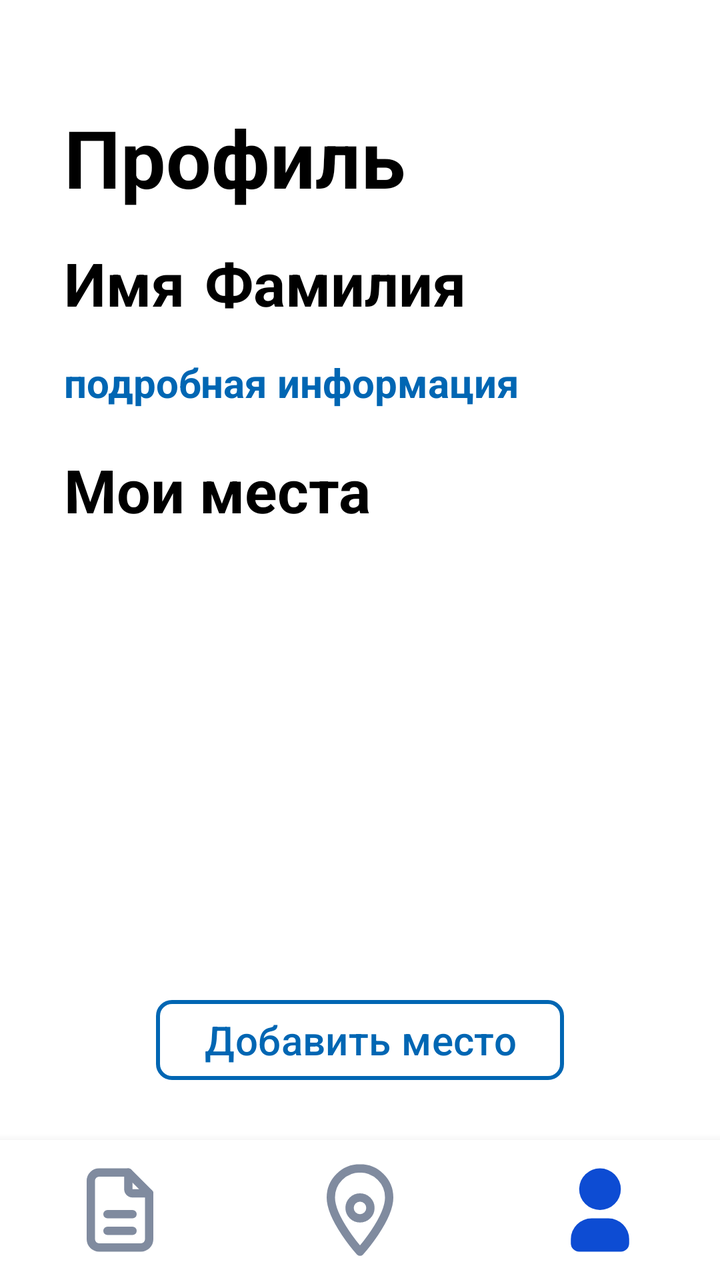
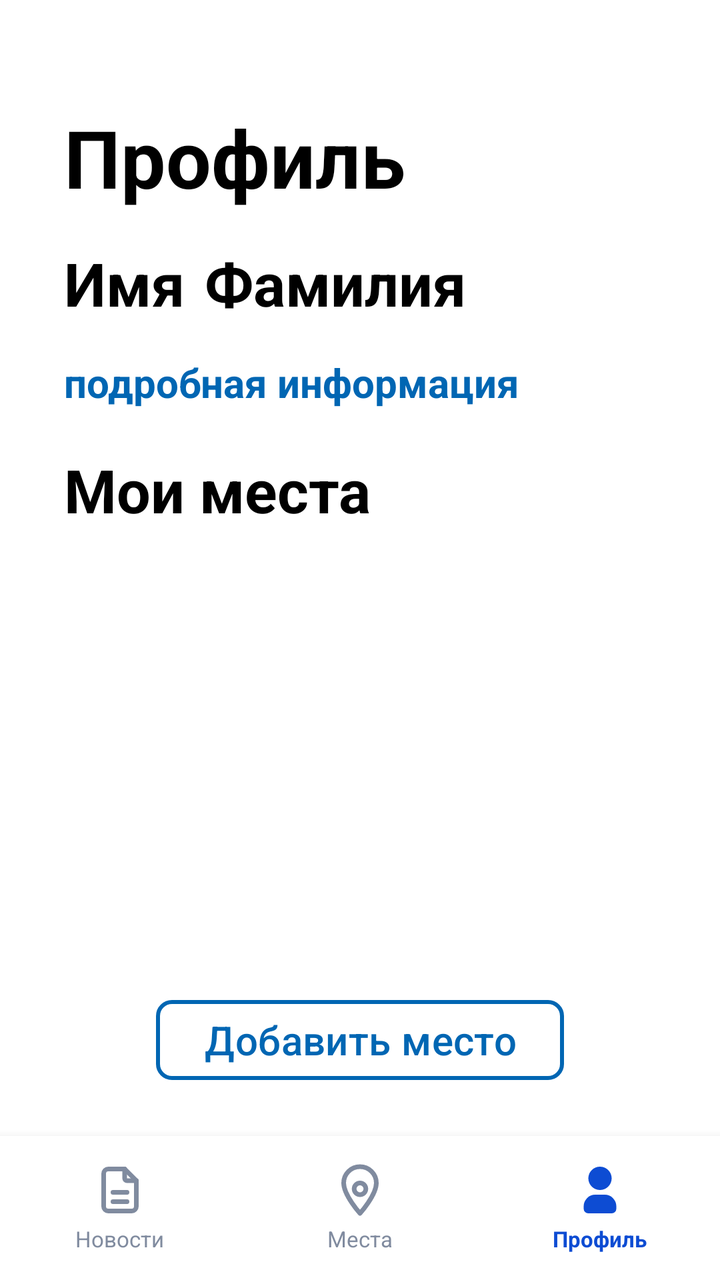

An Android layout rendered at two revisions. The XML below is the earlier revision; the diff shows what the commit changed to produce the second picture.
<!-- AndroidManifest.xml: application theme Theme.VetUslugi -->
<!-- res/layout/fragment_profile.xml -->
<?xml version="1.0" encoding="utf-8"?>
<androidx.constraintlayout.widget.ConstraintLayout xmlns:android="http://schemas.android.com/apk/res/android"
    xmlns:app="http://schemas.android.com/apk/res-auto"
    xmlns:tools="http://schemas.android.com/tools"
    android:layout_width="match_parent"
    android:layout_height="match_parent">


    <TextView
        android:id="@+id/textView15"
        android:layout_width="wrap_content"
        android:layout_height="wrap_content"
        android:layout_marginTop="20dp"
        android:text="Мои места"
        android:textColor="?android:attr/colorPrimary"
        android:textSize="30sp"
        android:textStyle="bold"
        app:layout_constraintStart_toStartOf="@+id/tvGetInfo"
        app:layout_constraintTop_toBottomOf="@+id/tvGetInfo" />

    <androidx.recyclerview.widget.RecyclerView
        android:id="@+id/shelterRecycler"
        android:layout_width="334dp"
        android:layout_height="200dp"
        android:layout_marginTop="8dp"
        app:layout_constraintEnd_toEndOf="@+id/textView15"
        app:layout_constraintHorizontal_bias="0.0"
        app:layout_constraintStart_toStartOf="@+id/textView15"
        app:layout_constraintTop_toBottomOf="@+id/textView15"
        tools:itemCount="2"
        tools:listitem="@layout/item_shelter" />

    <androidx.recyclerview.widget.RecyclerView
        android:id="@+id/nurseryRecycler"
        android:layout_width="334dp"
        android:layout_height="200dp"
        android:layout_marginTop="40dp"
        app:layout_constraintEnd_toEndOf="@+id/shelterRecycler"
        app:layout_constraintHorizontal_bias="0.0"
        app:layout_constraintStart_toStartOf="@+id/shelterRecycler"
        app:layout_constraintTop_toBottomOf="@+id/shelterRecycler"
        tools:itemCount="2"
        tools:listitem="@layout/item_nursery" />

    <TextView
        android:id="@+id/tvNameUser"
        android:layout_width="wrap_content"
        android:layout_height="wrap_content"
        android:layout_marginTop="16dp"
        android:text="Имя"
        android:textColor="?android:attr/colorPrimary"
        android:textSize="30sp"
        android:textStyle="bold"
        app:layout_constraintStart_toStartOf="@+id/textView3"
        app:layout_constraintTop_toBottomOf="@+id/textView3" />

    <TextView
        android:id="@+id/tvSurnameUser"
        android:layout_width="wrap_content"
        android:layout_height="wrap_content"
        android:layout_marginStart="10dp"
        android:text="Фамилия"
        android:textColor="?android:attr/colorPrimary"
        android:textSize="30sp"
        android:textStyle="bold"
        app:layout_constraintBottom_toBottomOf="@+id/tvNameUser"
        app:layout_constraintStart_toEndOf="@+id/tvNameUser"
        app:layout_constraintTop_toTopOf="@+id/tvNameUser"
        app:layout_constraintVertical_bias="0.0" />

    <Button
        android:id="@+id/btnAddPlace"
        android:layout_width="wrap_content"
        android:layout_height="wrap_content"
        android:layout_marginBottom="96dp"
        android:text="Добавить место"
        app:layout_constraintBottom_toBottomOf="parent"
        app:layout_constraintEnd_toEndOf="parent"
        app:layout_constraintStart_toStartOf="parent" />

    <TextView
        android:id="@+id/textView3"
        android:layout_width="wrap_content"
        android:layout_height="wrap_content"
        android:layout_marginStart="32dp"
        android:layout_marginTop="52dp"
        android:text="Профиль"
        android:textColor="?android:attr/colorPrimary"
        android:textSize="40sp"
        android:textStyle="bold"
        app:layout_constraintStart_toStartOf="parent"
        app:layout_constraintTop_toTopOf="parent" />

    <TextView
        android:id="@+id/tvGetInfo"
        android:layout_width="wrap_content"
        android:layout_height="wrap_content"
        android:layout_marginTop="16dp"
        android:text="подробная информация"
        android:textColor="@color/blue"
        android:textStyle="bold"
        app:layout_constraintStart_toStartOf="@+id/tvNameUser"
        app:layout_constraintTop_toBottomOf="@+id/tvNameUser" />

    <include
        android:id="@+id/customBottomBar4"
        layout="@layout/nav_bar4"
        android:layout_width="match_parent"
        android:layout_height="70dp"
        android:layout_alignParentBottom="true"
        app:layout_constraintBottom_toBottomOf="parent" />

</androidx.constraintlayout.widget.ConstraintLayout>
<!-- res/layout/item_shelter.xml (included above) -->
<com.google.android.material.card.MaterialCardView xmlns:android="http://schemas.android.com/apk/res/android"
    xmlns:app="http://schemas.android.com/apk/res-auto"
    android:layout_width="match_parent"
    android:layout_height="wrap_content"
    android:layout_margin="8dp"
    app:cardCornerRadius="16dp"
    app:cardElevation="4dp"
    app:strokeColor="@color/blue"
    app:strokeWidth="2dp"
    android:backgroundTint="?android:attr/background">

    <LinearLayout
        android:layout_width="match_parent"
        android:layout_height="wrap_content"
        android:orientation="horizontal"
        android:padding="12dp">

        <ImageView
            android:id="@+id/imageView"
            android:layout_width="96dp"
            android:layout_height="96dp"
            android:scaleType="centerCrop"
            android:layout_marginEnd="12dp"
            android:background="@drawable/shelter"
            android:clipToOutline="true" />

        <LinearLayout
            android:layout_width="0dp"
            android:layout_height="wrap_content"
            android:layout_weight="1"
            android:orientation="vertical">

            <TextView
                android:id="@+id/nameShelterText"
                android:layout_width="wrap_content"
                android:layout_height="wrap_content"
                android:text="Название приюта"
                android:textColor="?android:attr/colorPrimary"
                android:textSize="16sp"
                android:textStyle="bold" />

            <LinearLayout
                android:layout_width="wrap_content"
                android:layout_height="wrap_content">
                <TextView
                    android:id="@+id/addressText"
                    android:layout_width="wrap_content"
                    android:layout_height="wrap_content"
                    android:text="Адрес:"
                    android:textColor="?android:attr/colorPrimary"
                    android:textSize="14sp"
                    android:layout_marginTop="4dp" />

                <TextView
                    android:id="@+id/addressShelterInput"
                    android:layout_width="wrap_content"
                    android:layout_height="24dp"
                    android:layout_marginStart="5dp"
                    android:layout_marginTop="4dp"
                    android:text="default"
                    android:textColor="?android:attr/colorPrimary"
                    android:textSize="14sp" />
            </LinearLayout>

            <LinearLayout
                android:layout_width="wrap_content"
                android:layout_height="wrap_content">

                <TextView
                    android:id="@+id/phoneText"
                    android:layout_width="wrap_content"
                    android:layout_height="wrap_content"
                    android:text="Телефон"
                    android:textColor="?android:attr/colorPrimary"
                    android:textSize="14sp"
                    android:layout_marginTop="2dp" />

                <TextView
                    android:id="@+id/phoneShelterInput"
                    android:layout_width="wrap_content"
                    android:layout_height="wrap_content"
                    android:text="default"
                    android:textColor="?android:attr/colorPrimary"
                    android:textSize="14sp"
                    android:layout_marginTop="2dp"
                    android:layout_marginStart="5dp"/>
            </LinearLayout>

            <LinearLayout
                android:layout_width="wrap_content"
                android:layout_height="wrap_content">
                <TextView
                    android:id="@+id/descriptionText"
                    android:layout_width="wrap_content"
                    android:layout_height="wrap_content"
                    android:text="Описание"
                    android:textColor="?android:attr/colorPrimary"
                    android:textSize="13sp"
                    android:layout_marginTop="2dp" />
                <TextView
                    android:id="@+id/descriptionShelterInput"
                    android:layout_width="wrap_content"
                    android:layout_height="wrap_content"
                    android:text="default"
                    android:textColor="?android:attr/colorPrimary"
                    android:textSize="13sp"
                    android:layout_marginTop="2dp"
                    android:layout_marginStart="5dp"/>
            </LinearLayout>

        </LinearLayout>
    </LinearLayout>
</com.google.android.material.card.MaterialCardView>
<!-- res/layout/item_nursery.xml (included above) -->
<com.google.android.material.card.MaterialCardView xmlns:android="http://schemas.android.com/apk/res/android"
    xmlns:app="http://schemas.android.com/apk/res-auto"
    android:layout_width="match_parent"
    android:layout_height="wrap_content"
    android:layout_margin="8dp"
    app:cardCornerRadius="16dp"
    app:cardElevation="4dp"
    app:strokeColor="@color/blue"
    app:strokeWidth="2dp"
    android:backgroundTint="?android:attr/background">

    <LinearLayout
        android:layout_width="match_parent"
        android:layout_height="wrap_content"
        android:orientation="horizontal"
        android:padding="12dp">

        <ImageView
            android:id="@+id/imageView"
            android:layout_width="96dp"
            android:layout_height="96dp"
            android:scaleType="centerCrop"
            android:layout_marginEnd="12dp"
            android:background="@drawable/nursery"
            android:clipToOutline="true" />

        <LinearLayout
            android:layout_width="0dp"
            android:layout_height="wrap_content"
            android:layout_weight="1"
            android:orientation="vertical">

            <TextView
                android:id="@+id/nameNurseryText"
                android:layout_width="wrap_content"
                android:layout_height="wrap_content"
                android:text="Название питомника"
                android:textColor="?android:attr/colorPrimary"
                android:textSize="16sp"
                android:textStyle="bold" />
            <LinearLayout
                android:layout_width="wrap_content"
                android:layout_height="wrap_content">
                <TextView
                    android:id="@+id/addressText"
                    android:textColor="?android:attr/colorPrimary"
                    android:layout_width="wrap_content"
                    android:layout_height="wrap_content"
                    android:text="Адрес:"
                    android:textSize="14sp"
                    android:layout_marginTop="4dp" />
                <TextView
                    android:id="@+id/addressNurseryInput"
                    android:layout_width="wrap_content"
                    android:layout_height="wrap_content"
                    android:text="default"
                    android:textColor="?android:attr/colorPrimary"
                    android:textSize="14sp"
                    android:layout_marginTop="4dp"
                    android:layout_marginStart="5dp"/>
            </LinearLayout>

            <LinearLayout
                android:layout_width="wrap_content"
                android:layout_height="wrap_content">

                <TextView
                    android:id="@+id/phoneText"
                    android:layout_width="wrap_content"
                    android:layout_height="wrap_content"
                    android:text="Телефон"
                    android:textColor="?android:attr/colorPrimary"
                    android:textSize="14sp"
                    android:layout_marginTop="2dp" />

                <TextView
                    android:id="@+id/phoneNurseryInput"
                    android:layout_width="wrap_content"
                    android:layout_height="wrap_content"
                    android:text="default"
                    android:textColor="?android:attr/colorPrimary"
                    android:textSize="14sp"
                    android:layout_marginTop="2dp"
                    android:layout_marginStart="5dp"/>
            </LinearLayout>

            <LinearLayout
                android:layout_width="wrap_content"
                android:layout_height="wrap_content">
                <TextView
                    android:id="@+id/descriptionText"
                    android:layout_width="wrap_content"
                    android:layout_height="wrap_content"
                    android:text="Описание"
                    android:textColor="?android:attr/colorPrimary"
                    android:textSize="13sp"
                    android:layout_marginTop="2dp" />
                <TextView
                    android:id="@+id/descriptionNurseryInput"
                    android:layout_width="wrap_content"
                    android:layout_height="wrap_content"
                    android:text="default"
                    android:textColor="?android:attr/colorPrimary"
                    android:textSize="13sp"
                    android:layout_marginTop="2dp"
                    android:layout_marginStart="5dp"/>
            </LinearLayout>

        </LinearLayout>
    </LinearLayout>

</com.google.android.material.card.MaterialCardView>
<!-- res/layout/nav_bar4.xml (included above) -->
<?xml version="1.0" encoding="utf-8"?>
<LinearLayout
    xmlns:android="http://schemas.android.com/apk/res/android"
    android:id="@+id/customBottomBar"
    android:layout_width="match_parent"
    android:layout_height="64dp"
    android:orientation="horizontal"
    android:background="@color/light_gray"
    android:gravity="center"
    android:weightSum="3"
    android:elevation="8dp">

    <LinearLayout
        android:id="@+id/nav_news"
        android:layout_width="0dp"
        android:layout_height="match_parent"
        android:layout_weight="1"
        android:gravity="center"
        android:orientation="vertical">
        <ImageView
            android:id="@+id/icon_news"
            android:layout_width="50dp"
            android:layout_height="50dp"
            android:src="@drawable/news" />
    </LinearLayout>

    <LinearLayout
        android:id="@+id/nav_places"
        android:layout_width="0dp"
        android:layout_height="match_parent"
        android:layout_weight="1"
        android:gravity="center"
        android:orientation="vertical">
        <ImageView
            android:id="@+id/icon_places"
            android:layout_width="50dp"
            android:layout_height="50dp"
            android:src="@drawable/places" />
    </LinearLayout>

    <LinearLayout
        android:id="@+id/nav_profile"
        android:layout_width="0dp"
        android:layout_height="match_parent"
        android:layout_weight="1"
        android:gravity="center"
        android:orientation="vertical">
        <ImageView
            android:id="@+id/icon_profile"
            android:layout_width="50dp"
            android:layout_height="50dp"
            android:src="@drawable/profileselected" />
    </LinearLayout>

</LinearLayout>
<!-- resources referenced by this layout -->
<resources>
  <color name="blue">#0066B3</color>
  <color name="light_gray">#E2E2E2</color>
  <!-- drawable profileselected (drawable) -->
  <vector xmlns:android="http://schemas.android.com/apk/res/android"
      android:width="24dp"
      android:height="24dp"
      android:viewportWidth="24"
      android:viewportHeight="24">
    <path
        android:pathData="M12,2a5,5 0,1 1,-5 5l0.005,-0.217a5,5 0,0 1,4.995 -4.783z"
        android:fillColor="@color/icon_blue"/>
    <path
        android:pathData="M14,14a5,5 0,0 1,5 5v1a2,2 0,0 1,-2 2h-10a2,2 0,0 1,-2 -2v-1a5,5 0,0 1,5 -5h4z"
        android:fillColor="@color/icon_blue"/>
  </vector>
  <!-- drawable shelter (drawable) -->
  <vector xmlns:android="http://schemas.android.com/apk/res/android"
      android:width="24dp"
      android:height="24dp"
      android:viewportWidth="24"
      android:viewportHeight="24">
    <path
        android:pathData="M15,3a3,3 0,0 1,3 3a3,3 0,1 1,-2.12 5.122l-4.758,4.758a3,3 0,1 1,-5.117 2.297l0,-0.177l-0.176,0a3,3 0,1 1,2.298 -5.115l4.758,-4.758a3,3 0,0 1,2.12 -5.122z"
        android:strokeLineJoin="round"
        android:strokeWidth="2"
        android:fillColor="#00000000"
        android:strokeColor="@color/icon_gray"
        android:strokeLineCap="round"/>
  </vector>
  <style name="Theme.VetUslugi" parent="Base.Theme.VetUslugi" />
  <color name="icon_gray">#808B9F</color>
  <color name="icon_blue">#0D4CD3</color>
  <style name="Base.Theme.VetUslugi" parent="Theme.Material3.DayNight.NoActionBar">
  
          <item name="materialButtonStyle">@style/Button</item>
          <item name="android:textViewStyle">@style/TextView</item>
          <item name="editTextStyle">@style/EditText</item>
          <item name="checkboxStyle">@style/BlueCheckBoxStyle</item>
  
          <item name="android:background">@color/white</item>
          <item name="colorPrimary">@color/black</item>
      </style>
  <style name="Button" parent="Widget.Material3.Button">
          <item name="shapeAppearanceOverlay">@style/ShapeAppearance.VetUslugi.Button</item>
          <item name="backgroundTint">@android:color/white</item>
          <item name="strokeColor">@color/blue</item>
          <item name="strokeWidth">2dp</item>
          <item name="android:textColor">@color/blue</item>
          <item name="android:textSize">20sp</item>
      </style>
  <style name="TextView" parent="android:Widget.TextView">
          <item name="android:textSize">20sp</item>
          <item name="android:textColor">@color/black</item>
      </style>
  <style name="EditText" parent="android:Widget.EditText">
          <item name="android:textColorHint">@color/light_blue</item>
          <item name="android:textSize">20sp</item>
          <item name="android:textColor">@color/blue</item>
          <item name="android:background">@drawable/rounded_corners</item>
      </style>
  <style name="BlueCheckBoxStyle" parent="Widget.AppCompat.CompoundButton.CheckBox">
          <item name="android:buttonTint">@color/checkbox_blue_tint</item>
      </style>
  <color name="white">#FFFFFF</color>
  <color name="black">#000000</color>
  <style name="ShapeAppearance.VetUslugi.Button" parent="ShapeAppearance.MaterialComponents.SmallComponent">
          <item name="cornerFamily">rounded</item>
          <item name="cornerSize">8dp</item>
      </style>
  <color name="light_blue">#85ACFF</color>
  <!-- unchanged entries left out for length: 4 -->
</resources>

<!-- the commit's change to res/layout/fragment_profile.xml (unified diff, before → after) -->
@@ -106,7 +106,7 @@
         android:id="@+id/customBottomBar4"
         layout="@layout/nav_bar4"
         android:layout_width="match_parent"
-        android:layout_height="70dp"
+        android:layout_height="72dp"
         android:layout_alignParentBottom="true"
         app:layout_constraintBottom_toBottomOf="parent" />
 
@@ -344,53 +344,84 @@
     xmlns:android="http://schemas.android.com/apk/res/android"
     android:id="@+id/customBottomBar"
     android:layout_width="match_parent"
-    android:layout_height="64dp"
+    android:layout_height="72dp"
     android:orientation="horizontal"
-    android:background="@color/light_gray"
+    android:background="?android:attr/background"
     android:gravity="center"
     android:weightSum="3"
     android:elevation="8dp">
 
+    
     <LinearLayout
         android:id="@+id/nav_news"
         android:layout_width="0dp"
         android:layout_height="match_parent"
         android:layout_weight="1"
         android:gravity="center"
-        android:orientation="vertical">
+        android:orientation="vertical"
+        android:paddingTop="8dp"
+        android:paddingBottom="8dp">
         <ImageView
             android:id="@+id/icon_news"
-            android:layout_width="50dp"
-            android:layout_height="50dp"
+            android:layout_width="28dp"
+            android:layout_height="28dp"
             android:src="@drawable/news" />
+        <TextView
+            android:layout_width="wrap_content"
+            android:layout_height="wrap_content"
+            android:layout_marginTop="3dp"
+            android:text="Новости"
+            android:textSize="11sp"
+            android:textColor="@color/icon_gray" />
     </LinearLayout>
 
+    
     <LinearLayout
         android:id="@+id/nav_places"
         android:layout_width="0dp"
         android:layout_height="match_parent"
         android:layout_weight="1"
         android:gravity="center"
-        android:orientation="vertical">
+        android:orientation="vertical"
+        android:paddingTop="8dp"
+        android:paddingBottom="8dp">
         <ImageView
             android:id="@+id/icon_places"
-            android:layout_width="50dp"
-            android:layout_height="50dp"
+            android:layout_width="28dp"
+            android:layout_height="28dp"
             android:src="@drawable/places" />
+        <TextView
+            android:layout_width="wrap_content"
+            android:layout_height="wrap_content"
+            android:layout_marginTop="3dp"
+            android:text="Места"
+            android:textSize="11sp"
+            android:textColor="@color/icon_gray" />
     </LinearLayout>
 
+    
     <LinearLayout
         android:id="@+id/nav_profile"
         android:layout_width="0dp"
         android:layout_height="match_parent"
         android:layout_weight="1"
         android:gravity="center"
-        android:orientation="vertical">
+        android:orientation="vertical"
+        android:paddingTop="8dp"
+        android:paddingBottom="8dp">
         <ImageView
             android:id="@+id/icon_profile"
-            android:layout_width="50dp"
-            android:layout_height="50dp"
+            android:layout_width="28dp"
+            android:layout_height="28dp"
             android:src="@drawable/profileselected" />
+        <TextView
+            android:layout_width="wrap_content"
+            android:layout_height="wrap_content"
+            android:layout_marginTop="3dp"
+            android:text="Профиль"
+            android:textSize="11sp"
+            android:textColor="@color/icon_blue"
+            android:textStyle="bold" />
     </LinearLayout>
 
 </LinearLayout>
<!-- resource entries referenced after the edit -->
@@ -1,7 +1,6 @@
 <!-- resources referenced by this layout -->
 <resources>
   <color name="blue">#0066B3</color>
-  <color name="light_gray">#E2E2E2</color>
   <!-- drawable profileselected (drawable) -->
   <vector xmlns:android="http://schemas.android.com/apk/res/android"
       android:width="24dp"
